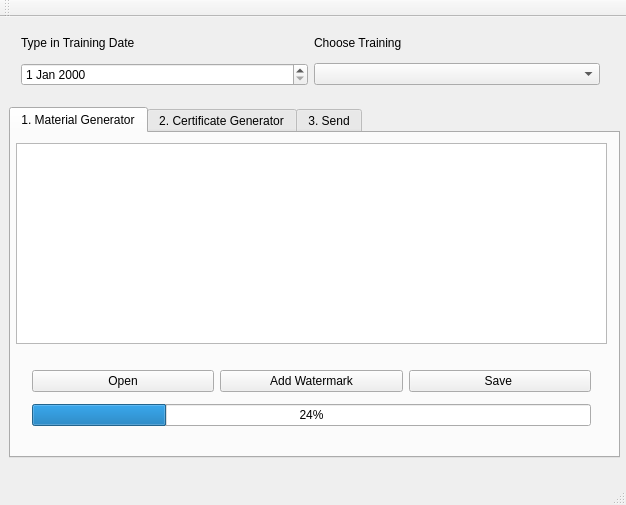
QVllasa/TrainingTool, file ui/mainwindow.ui: the form before one commit.
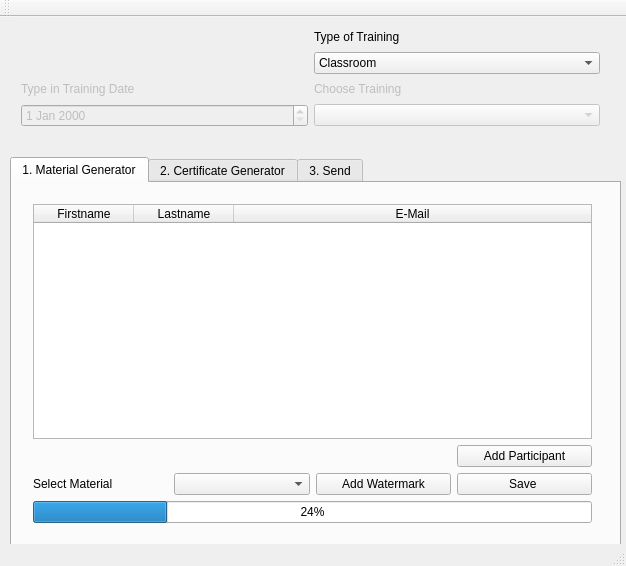
The form after the commit.

The edit to the form file:
```diff
--- a/ui/mainwindow.ui
+++ b/ui/mainwindow.ui
@@ -7,9 +7,21 @@
     <x>0</x>
     <y>0</y>
     <width>626</width>
-    <height>505</height>
+    <height>566</height>
    </rect>
   </property>
+  <property name="minimumSize">
+   <size>
+    <width>626</width>
+    <height>566</height>
+   </size>
+  </property>
+  <property name="maximumSize">
+   <size>
+    <width>626</width>
+    <height>566</height>
+   </size>
+  </property>
   <property name="windowTitle">
    <string>MindSphere Academy Training Tool</string>
   </property>
@@ -17,10 +29,10 @@
    <widget class="QTabWidget" name="tabWidget">
     <property name="geometry">
      <rect>
-      <x>9</x>
-      <y>90</y>
+      <x>10</x>
+      <y>140</y>
       <width>611</width>
-      <height>351</height>
+      <height>391</height>
      </rect>
     </property>
     <property name="currentIndex">
@@ -30,51 +42,79 @@
      <attribute name="title">
       <string>1. Material Generator</string>
      </attribute>
-     <widget class="QTableWidget" name="tableWidget">
-      <property name="geometry">
-       <rect>
-        <x>5</x>
-        <y>10</y>
-        <width>591</width>
-        <height>201</height>
-       </rect>
-      </property>
-     </widget>
      <widget class="QWidget" name="gridLayoutWidget_2">
       <property name="geometry">
        <rect>
         <x>10</x>
-        <y>220</y>
+        <y>10</y>
         <width>581</width>
-        <height>91</height>
+        <height>341</height>
        </rect>
       </property>
       <layout class="QGridLayout" name="gridLayout_2">
-       <item row="1" column="0" colspan="3">
-        <widget class="QProgressBar" name="progressBar">
+       <item row="3" column="0" colspan="4">
+        <widget class="QProgressBar" name="progressBarMat">
          <property name="value">
           <number>24</number>
          </property>
         </widget>
        </item>
-       <item row="0" column="2">
-        <widget class="QPushButton" name="pushButton_2">
+       <item row="2" column="3">
+        <widget class="QPushButton" name="saveMat">
          <property name="text">
           <string>Save </string>
          </property>
         </widget>
        </item>
-       <item row="0" column="1">
-        <widget class="QPushButton" name="pushButton">
+       <item row="2" column="2">
+        <widget class="QPushButton" name="addWat">
          <property name="text">
           <string>Add Watermark</string>
          </property>
         </widget>
        </item>
-       <item row="0" column="0">
-        <widget class="QPushButton" name="pushButton_3">
+       <item row="2" column="1">
+        <widget class="QComboBox" name="matCombo"/>
+       </item>
+       <item row="2" column="0">
+        <widget class="QLabel" name="label_4">
          <property name="text">
-          <string>Open</string>
+          <string>Select Material</string>
+         </property>
+        </widget>
+       </item>
+       <item row="0" column="0" colspan="4">
+        <widget class="QTableWidget" name="materialList">
+         <attribute name="horizontalHeaderVisible">
+          <bool>true</bool>
+         </attribute>
+         <attribute name="horizontalHeaderCascadingSectionResizes">
+          <bool>false</bool>
+         </attribute>
+         <attribute name="horizontalHeaderStretchLastSection">
+          <bool>true</bool>
+         </attribute>
+         <column>
+          <property name="text">
+           <string>Firstname</string>
+          </property>
+         </column>
+         <column>
+          <property name="text">
+           <string>Lastname</string>
+          </property>
+         </column>
+         <column>
+          <property name="text">
+           <string>E-Mail</string>
+          </property>
+         </column>
+        </widget>
+       </item>
+       <item row="1" column="3">
+        <widget class="QPushButton" name="addPart">
+         <property name="text">
+          <string>Add Participant</string>
          </property>
         </widget>
        </item>
@@ -108,30 +148,70 @@
       <x>10</x>
       <y>0</y>
       <width>601</width>
-      <height>80</height>
+      <height>121</height>
      </rect>
     </property>
     <layout class="QGridLayout" name="gridLayout">
-     <item row="1" column="1">
-      <widget class="QComboBox" name="comboBox"/>
+     <item row="3" column="1">
+      <widget class="QComboBox" name="comboBox">
+       <property name="enabled">
+        <bool>false</bool>
+       </property>
+      </widget>
      </item>
-     <item row="1" column="0">
-      <widget class="QDateEdit" name="dateEdit"/>
+     <item row="3" column="0">
+      <widget class="QDateEdit" name="dateEdit">
+       <property name="enabled">
+        <bool>false</bool>
+       </property>
+      </widget>
      </item>
-     <item row="0" column="0">
+     <item row="2" column="0">
       <widget class="QLabel" name="label">
+       <property name="enabled">
+        <bool>false</bool>
+       </property>
        <property name="text">
         <string>Type in Training Date</string>
        </property>
       </widget>
      </item>
-     <item row="0" column="1">
+     <item row="2" column="1">
       <widget class="QLabel" name="label_2">
+       <property name="enabled">
+        <bool>false</bool>
+       </property>
        <property name="text">
         <string>Choose Training</string>
        </property>
       </widget>
      </item>
+     <item row="1" column="1">
+      <widget class="QComboBox" name="comboBox_2">
+       <item>
+        <property name="text">
+         <string>Classroom</string>
+        </property>
+       </item>
+       <item>
+        <property name="text">
+         <string>On-Site</string>
+        </property>
+       </item>
+       <item>
+        <property name="text">
+         <string>Webinar</string>
+        </property>
+       </item>
+      </widget>
+     </item>
+     <item row="0" column="1">
+      <widget class="QLabel" name="label_3">
+       <property name="text">
+        <string>Type of Training</string>
+       </property>
+      </widget>
+     </item>
     </layout>
    </widget>
   </widget>
```
Left out of the diff: 109 changed lines with no effect on the pictures.
